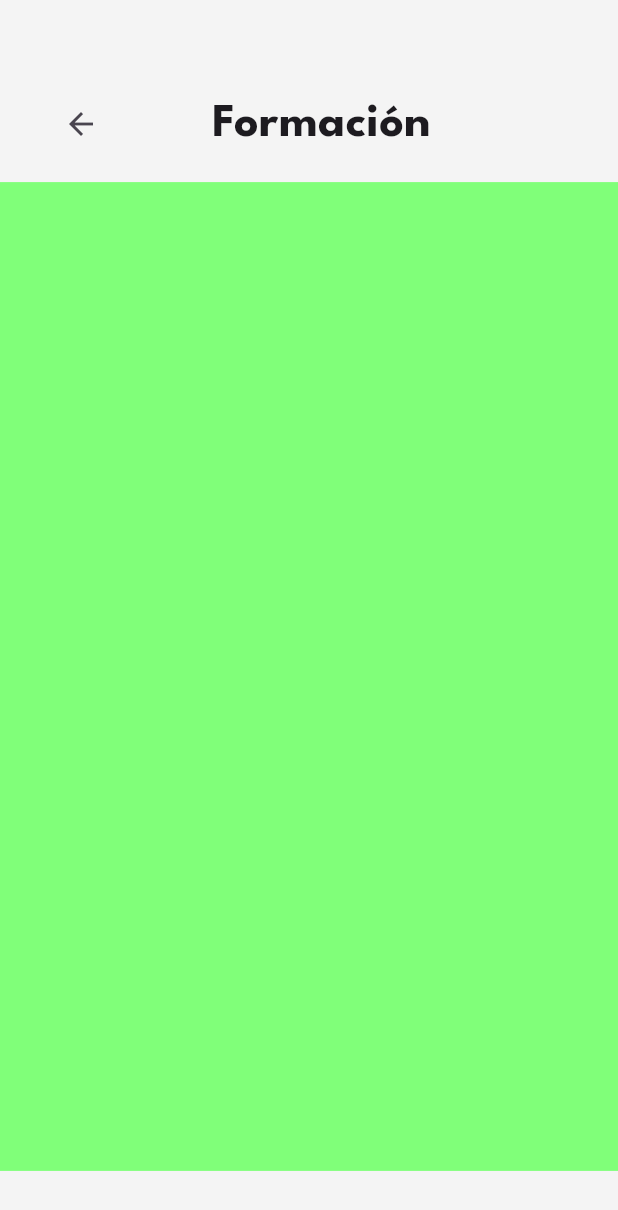
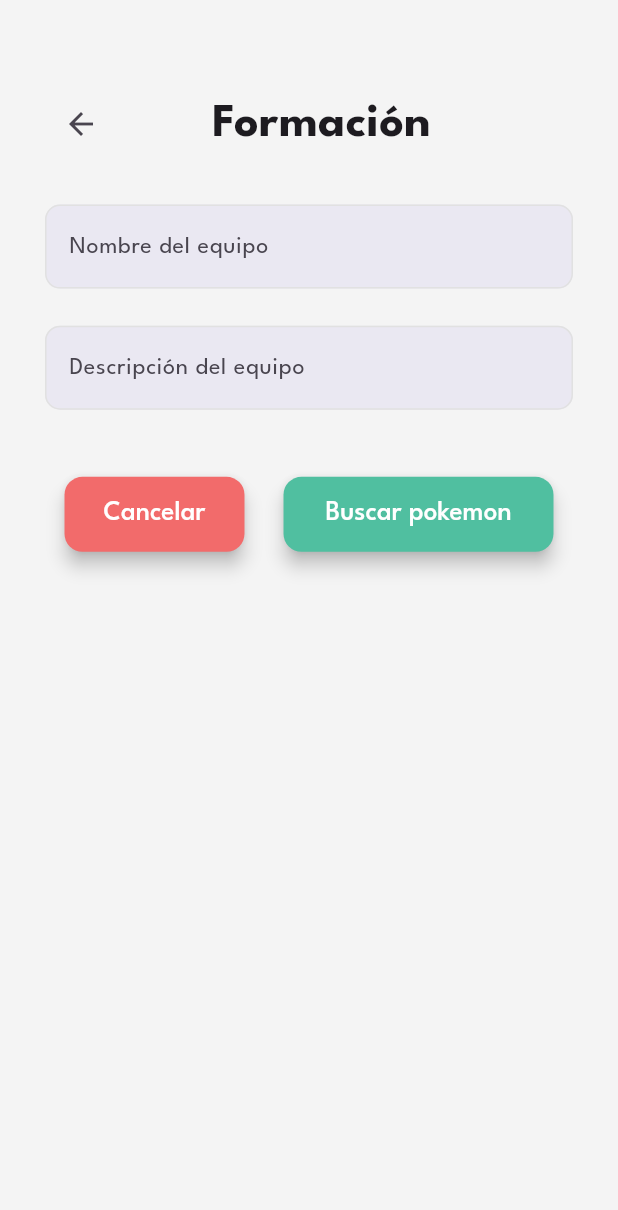
Before and after one commit to Claudio-Espinoza/pokedex, a Flutter app: the TeamForm screen opened directly, on a phone screen of 412 x 824 dp. Shown: the top 1210 px of the screen. Run offline on Flutter 3.47's test engine with Material 3 defaults, Android fonts, the phone set to English and light mode, and no system bars; our stand-ins replace flutter_hooks, hive, hive_flutter; accounts and stored records are empty; network calls fail.

Commit message:
feat<team>: agrega los componentes del form

```diff
--- a/lib/presentation/team/page/team.dart
+++ b/lib/presentation/team/page/team.dart
@@ -6,8 +6,8 @@ import 'package:pokedex_demo/presentation/landing/page/landing.dart';
 import 'package:pokedex_demo/presentation/team/page/team_form.dart';
 import 'package:pokedex_demo/presentation/team/widget/list_team.dart';
 
-class Team extends StatelessWidget {
-  const Team({super.key});
+class TeamPage extends StatelessWidget {
+  const TeamPage({super.key});
 
   @override
   Widget build(BuildContext context) {
@@ -54,7 +54,9 @@ class Team extends StatelessWidget {
             ),
             const Flexible(
               flex: 8,
-              child: ListTeam(),
+              child: Padding(
+                  padding: EdgeInsets.only(top: AppLayer.paddingTop),
+                  child: ListTeam()),
             )
           ],
         ),
--- a/lib/presentation/team/page/team_form.dart
+++ b/lib/presentation/team/page/team_form.dart
@@ -4,6 +4,7 @@ import 'package:pokedex_demo/common/helper/util.dart';
 import 'package:pokedex_demo/core/configs/themes/app_colors.dart';
 import 'package:pokedex_demo/core/configs/themes/app_layer.dart';
 import 'package:pokedex_demo/presentation/team/page/team.dart';
+import 'package:pokedex_demo/presentation/team/widget/input_team.dart';
 
 class TeamForm extends HookWidget {
   const TeamForm({super.key});
@@ -30,7 +31,7 @@ class TeamForm extends HookWidget {
                   children: [
                     IconButton(
                       onPressed: () =>
-                          Util.redirectToPage(context, const Team()),
+                          Util.redirectToPage(context, const TeamPage()),
                       icon: const Icon(Icons.arrow_back),
                     ),
                     const Spacer(flex: 2),
@@ -49,12 +50,7 @@ class TeamForm extends HookWidget {
                 ),
               ),
             ),
-            Flexible(
-              flex: 8,
-              child: Container(
-                color: AppColors.alertGreen,
-              ),
-            )
+            const Flexible(flex: 8, child: InputTeam()),
           ],
         ),
       ),
--- /dev/null
+++ b/lib/presentation/team/widget/input_team.dart
@@ -0,0 +1,136 @@
+import 'package:flutter/material.dart';
+import 'package:flutter_hooks/flutter_hooks.dart';
+import 'package:pokedex_demo/common/helper/util.dart';
+import 'package:pokedex_demo/core/configs/themes/app_layer.dart';
+import 'package:pokedex_demo/core/configs/themes/app_themes.dart';
+import 'package:pokedex_demo/domain/service/team_service.dart';
+import 'package:pokedex_demo/presentation/pokedex/page/pokedex.dart';
+import 'package:pokedex_demo/presentation/team/page/team.dart';
+import 'package:pokedex_demo/domain/model/team.dart';
+
+import '../../../core/configs/themes/app_colors.dart';
+
+class InputTeam extends HookWidget {
+  const InputTeam({super.key});
+
+  @override
+  Widget build(BuildContext context) {
+    final formKey = GlobalKey<FormState>();
+    final teamNameController = useTextEditingController();
+    final teamDescriptionController = useTextEditingController();
+    final TeamService service = TeamService();
+
+    // Hook to detect changes in team name
+    useValueChanged<String?, void>(teamNameController.text, (_, __) {
+      formKey.currentState?.validate();
+    });
+
+    // Hook to detect changes in team description
+    useValueChanged<String?, void>(teamDescriptionController.text, (_, __) {
+      formKey.currentState?.validate();
+    });
+
+    return Form(
+      key: formKey,
+      child: Padding(
+        padding: const EdgeInsets.symmetric(
+            horizontal: AppLayer.marginHorizontal,
+            vertical: AppLayer.marginVertical),
+        child: Column(children: [
+          Padding(
+            padding: const EdgeInsets.only(
+                top: AppLayer.marginInternal - 10,
+                bottom: AppLayer.paddingButton),
+            child: Column(
+              children: [
+                TextFormField(
+                  key: const Key('teamName'),
+                  controller: teamNameController,
+                  decoration: AppThemes.inputGenericTheme(
+                      hintText: 'Nombre del equipo'),
+                  validator: (value) {
+                    if (value == null || value.isEmpty) {
+                      return 'El nombre del equipo no puede estar vacío';
+                    }
+                    return null;
+                  },
+                ),
+                SizedBox(
+                  height: MediaQuery.of(context).size.height * 0.03,
+                ),
+                TextFormField(
+                  key: const Key('descriptionTeam'),
+                  controller: teamDescriptionController,
+                  decoration: AppThemes.inputGenericTheme(
+                      hintText: 'Descripción del equipo'),
+                  validator: (value) {
+                    if (value == null || value.isEmpty) {
+                      return 'La descripción del equipo no puede estar vacía';
+                    }
+                    return null;
+                  },
+                ),
+                SizedBox(
+                  height: MediaQuery.of(context).size.height * 0.03,
+                ),
+              ],
+            ),
+          ),
+          Row(mainAxisAlignment: MainAxisAlignment.spaceAround, children: [
+            ElevatedButton(
+              onPressed: () {
+                Util.redirectToPage(context, const TeamPage());
+              },
+              style: AppThemes.customButtonStyle(
+                  backgroundColor: AppColors.red, size: 120),
+              child: const SizedBox(
+                width: double.infinity,
+                height: double.maxFinite,
+                child: Center(
+                  child: Text(
+                    'Cancelar',
+                    style: TextStyle(
+                      fontSize: 18,
+                      fontWeight: FontWeight.w500,
+                      color: AppColors.fontContrast,
+                      fontFamily: 'LeagueSpartan',
+                    ),
+                  ),
+                ),
+              ),
+            ),
+            ElevatedButton(
+              onPressed: () {
+                if (formKey.currentState?.validate() ?? true) {
+                  Team team = Team(
+                    nameTeam: teamNameController.text,
+                    descriptionTeam: teamDescriptionController.text,
+                  );
+                  service.saveTeam(team);
+                  Util.redirectToPage(context, const Pokedex());
+                }
+              },
+              style: AppThemes.customButtonStyle(
+                  backgroundColor: AppColors.green, size: 180),
+              child: const SizedBox(
+                width: double.infinity,
+                height: double.infinity,
+                child: Center(
+                  child: Text(
+                    'Buscar pokemon',
+                    style: TextStyle(
+                      fontSize: 18,
+                      fontWeight: FontWeight.w500,
+                      color: AppColors.fontContrast,
+                      fontFamily: 'LeagueSpartan',
+                    ),
+                  ),
+                ),
+              ),
+            ),
+          ]),
+        ]),
+      ),
+    );
+  }
+}
```
